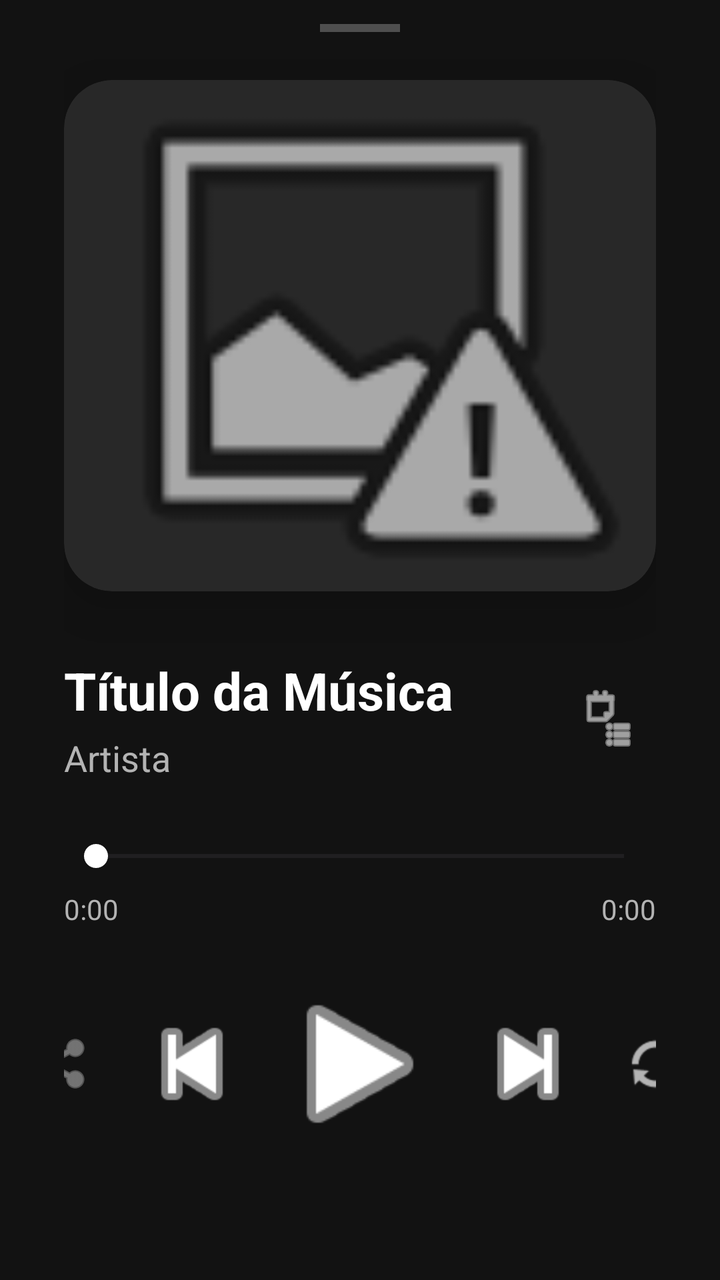
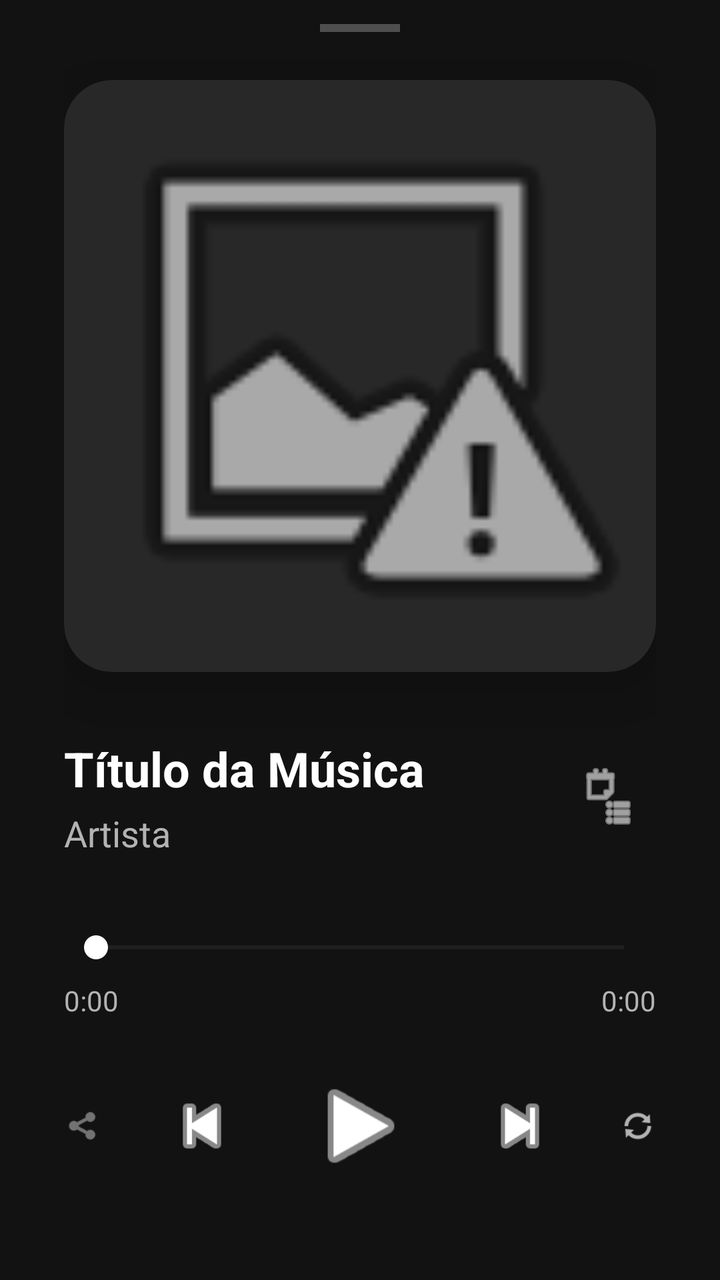

An Android layout rendered at two revisions. The XML below is the earlier revision; the diff shows what the commit changed to produce the second picture.
<!-- AndroidManifest.xml: application theme Theme.Lama -->
<!-- res/layout/modal_player.xml -->
<?xml version="1.0" encoding="utf-8"?>
<LinearLayout xmlns:android="http://schemas.android.com/apk/res/android"
    xmlns:app="http://schemas.android.com/apk/res-auto"
    android:layout_width="match_parent"
    android:layout_height="match_parent"
    android:orientation="vertical"
    android:background="#121212"
    android:paddingHorizontal="32dp"
    android:paddingTop="12dp"
    android:paddingBottom="40dp">

    <View
        android:layout_width="40dp"
        android:layout_height="4dp"
        android:background="#40FFFFFF"
        android:layout_gravity="center_horizontal"
        android:layout_marginBottom="24dp"/>

    
    <androidx.cardview.widget.CardView
        android:layout_width="match_parent"
        android:layout_height="0dp"
        android:layout_weight="1.5"
        app:cardCornerRadius="24dp"
        app:cardElevation="20dp"
        app:cardBackgroundColor="#282828"
        android:layout_marginBottom="32dp">

        <ImageView
            android:id="@+id/modalAlbumArt"
            android:layout_width="match_parent"
            android:layout_height="match_parent"
            android:scaleType="centerCrop"
            android:src="@android:drawable/ic_menu_report_image"/>
    </androidx.cardview.widget.CardView>

    
    <LinearLayout
        android:layout_width="match_parent"
        android:layout_height="wrap_content"
        android:orientation="horizontal"
        android:gravity="center_vertical"
        android:layout_marginBottom="16dp">

        <LinearLayout
            android:layout_width="0dp"
            android:layout_weight="1"
            android:layout_height="wrap_content"
            android:orientation="vertical">

            <TextView
                android:id="@+id/modalSongTitle"
                android:layout_width="wrap_content"
                android:layout_height="wrap_content"
                android:text="Título da Música"
                android:textColor="#FFFFFF"
                android:textSize="26sp"
                android:textStyle="bold"
                android:ellipsize="marquee"
                android:singleLine="true"/>

            <TextView
                android:id="@+id/modalArtistName"
                android:layout_width="wrap_content"
                android:layout_height="wrap_content"
                android:text="Artista"
                android:textColor="#B3B3B3"
                android:textSize="18sp"
                android:layout_marginTop="4dp"/>
        </LinearLayout>

        <ImageButton
            android:id="@+id/btnQueue"
            android:layout_width="48dp"
            android:layout_height="48dp"
            android:background="?attr/selectableItemBackgroundBorderless"
            android:src="@android:drawable/ic_menu_agenda"
            android:tint="#FFFFFF"/>
    </LinearLayout>

    
    <SeekBar
        android:id="@+id/modalSeekBar"
        android:layout_width="match_parent"
        android:layout_height="wrap_content"
        android:progressTint="#1DB954"
        android:thumbTint="#FFFFFF"
        android:paddingTop="12dp"
        android:paddingBottom="8dp"
        android:splitTrack="false"/>

    <RelativeLayout
        android:layout_width="match_parent"
        android:layout_height="wrap_content"
        android:layout_marginBottom="24dp">
        <TextView
            android:id="@+id/txtCurrentTime"
            android:layout_width="wrap_content"
            android:layout_height="wrap_content"
            android:text="0:00"
            android:textColor="#B3B3B3"
            android:textSize="14sp"
            android:layout_alignParentStart="true"/>
        <TextView
            android:id="@+id/txtTotalTime"
            android:layout_width="wrap_content"
            android:layout_height="wrap_content"
            android:text="0:00"
            android:textColor="#B3B3B3"
            android:textSize="14sp"
            android:layout_alignParentEnd="true"/>
    </RelativeLayout>

    
    <LinearLayout
        android:layout_width="match_parent"
        android:layout_height="wrap_content"
        android:orientation="horizontal"
        android:gravity="center"
        android:layout_marginBottom="24dp">

        <ImageButton
            android:id="@+id/btnShuffle"
            android:layout_width="48dp"
            android:layout_height="48dp"
            android:background="?attr/selectableItemBackgroundBorderless"
            android:src="@android:drawable/ic_menu_share"
            android:tint="#B3B3B3" />

        <ImageButton
            android:id="@+id/modalBtnPrev"
            android:layout_width="64dp"
            android:layout_height="64dp"
            android:layout_marginHorizontal="8dp"
            android:background="?attr/selectableItemBackgroundBorderless"
            android:src="@android:drawable/ic_media_previous"
            android:scaleType="fitCenter"
            android:tint="#FFFFFF"/>

        <ImageButton
            android:id="@+id/modalBtnPlayPause"
            android:layout_width="88dp"
            android:layout_height="88dp"
            android:background="?attr/selectableItemBackgroundBorderless"
            android:src="@android:drawable/ic_media_play"
            android:scaleType="fitCenter"
            android:tint="#FFFFFF"/>

        <ImageButton
            android:id="@+id/modalBtnNext"
            android:layout_width="64dp"
            android:layout_height="64dp"
            android:layout_marginHorizontal="8dp"
            android:background="?attr/selectableItemBackgroundBorderless"
            android:src="@android:drawable/ic_media_next"
            android:scaleType="fitCenter"
            android:tint="#FFFFFF"/>

        <ImageButton
            android:id="@+id/btnRepeat"
            android:layout_width="48dp"
            android:layout_height="48dp"
            android:background="?attr/selectableItemBackgroundBorderless"
            android:src="@android:drawable/ic_popup_sync"
            android:tint="#B3B3B3" />
    </LinearLayout>

</LinearLayout>
<!-- resources referenced by this layout -->
<resources>
  <style name="Theme.Lama" parent="Base.Theme.Lama" />
  <style name="Base.Theme.Lama" parent="Theme.Material3.DayNight.NoActionBar">
          
          
      </style>
</resources>

<!-- the commit's change to res/layout/modal_player.xml (unified diff, before → after) -->
@@ -1,30 +1,37 @@
 <?xml version="1.0" encoding="utf-8"?>
-<LinearLayout xmlns:android="http://schemas.android.com/apk/res/android"
+<androidx.constraintlayout.widget.ConstraintLayout xmlns:android="http://schemas.android.com/apk/res/android"
     xmlns:app="http://schemas.android.com/apk/res-auto"
+    xmlns:tools="http://schemas.android.com/tools"
     android:layout_width="match_parent"
-    android:layout_height="match_parent"
-    android:orientation="vertical"
+    android:layout_height="wrap_content"
     android:background="#121212"
     android:paddingHorizontal="32dp"
     android:paddingTop="12dp"
     android:paddingBottom="40dp">
 
     <View
+        android:id="@+id/dragHandle"
         android:layout_width="40dp"
         android:layout_height="4dp"
         android:background="#40FFFFFF"
-        android:layout_gravity="center_horizontal"
+        app:layout_constraintTop_toTopOf="parent"
+        app:layout_constraintStart_toStartOf="parent"
+        app:layout_constraintEnd_toEndOf="parent"
         android:layout_marginBottom="24dp"/>
 
     
     <androidx.cardview.widget.CardView
-        android:layout_width="match_parent"
+        android:id="@+id/cardAlbum"
+        android:layout_width="0dp"
         android:layout_height="0dp"
-        android:layout_weight="1.5"
         app:cardCornerRadius="24dp"
         app:cardElevation="20dp"
         app:cardBackgroundColor="#282828"
-        android:layout_marginBottom="32dp">
+        app:layout_constraintDimensionRatio="1:1"
+        app:layout_constraintTop_toBottomOf="@id/dragHandle"
+        app:layout_constraintStart_toStartOf="parent"
+        app:layout_constraintEnd_toEndOf="parent"
+        android:layout_marginTop="24dp">
 
         <ImageView
             android:id="@+id/modalAlbumArt"
@@ -35,95 +42,103 @@
     </androidx.cardview.widget.CardView>
 
     
-    <LinearLayout
-        android:layout_width="match_parent"
+    <TextView
+        android:id="@+id/modalSongTitle"
+        android:layout_width="0dp"
         android:layout_height="wrap_content"
-        android:orientation="horizontal"
-        android:gravity="center_vertical"
-        android:layout_marginBottom="16dp">
+        android:text="Título da Música"
+        android:textColor="#FFFFFF"
+        android:textSize="24sp"
+        android:textStyle="bold"
+        android:ellipsize="marquee"
+        android:singleLine="true"
+        app:layout_constraintTop_toBottomOf="@id/cardAlbum"
+        app:layout_constraintStart_toStartOf="parent"
+        app:layout_constraintEnd_toStartOf="@id/btnQueue"
+        android:layout_marginTop="32dp"
+        android:layout_marginEnd="16dp"/>
 
-        <LinearLayout
-            android:layout_width="0dp"
-            android:layout_weight="1"
-            android:layout_height="wrap_content"
-            android:orientation="vertical">
+    <TextView
+        android:id="@+id/modalArtistName"
+        android:layout_width="0dp"
+        android:layout_height="wrap_content"
+        android:text="Artista"
+        android:textColor="#B3B3B3"
+        android:textSize="18sp"
+        app:layout_constraintTop_toBottomOf="@id/modalSongTitle"
+        app:layout_constraintStart_toStartOf="parent"
+        app:layout_constraintEnd_toStartOf="@id/btnQueue"
+        android:layout_marginTop="4dp"
+        android:layout_marginEnd="16dp"/>
 
-            <TextView
-                android:id="@+id/modalSongTitle"
-                android:layout_width="wrap_content"
-                android:layout_height="wrap_content"
-                android:text="Título da Música"
-                android:textColor="#FFFFFF"
-                android:textSize="26sp"
-                android:textStyle="bold"
-                android:ellipsize="marquee"
-                android:singleLine="true"/>
-
-            <TextView
-                android:id="@+id/modalArtistName"
-                android:layout_width="wrap_content"
-                android:layout_height="wrap_content"
-                android:text="Artista"
-                android:textColor="#B3B3B3"
-                android:textSize="18sp"
-                android:layout_marginTop="4dp"/>
-        </LinearLayout>
-
-        <ImageButton
-            android:id="@+id/btnQueue"
-            android:layout_width="48dp"
-            android:layout_height="48dp"
-            android:background="?attr/selectableItemBackgroundBorderless"
-            android:src="@android:drawable/ic_menu_agenda"
-            android:tint="#FFFFFF"/>
-    </LinearLayout>
+    <ImageButton
+        android:id="@+id/btnQueue"
+        android:layout_width="48dp"
+        android:layout_height="48dp"
+        android:background="?attr/selectableItemBackgroundBorderless"
+        android:src="@android:drawable/ic_menu_agenda"
+        android:scaleType="fitCenter"
+        android:padding="8dp"
+        android:tint="#FFFFFF"
+        app:layout_constraintTop_toTopOf="@id/modalSongTitle"
+        app:layout_constraintBottom_toBottomOf="@id/modalArtistName"
+        app:layout_constraintEnd_toEndOf="parent"/>
 
     
     <SeekBar
         android:id="@+id/modalSeekBar"
-        android:layout_width="match_parent"
+        android:layout_width="0dp"
         android:layout_height="wrap_content"
         android:progressTint="#1DB954"
         android:thumbTint="#FFFFFF"
+        app:layout_constraintTop_toBottomOf="@id/modalArtistName"
+        app:layout_constraintStart_toStartOf="parent"
+        app:layout_constraintEnd_toEndOf="parent"
+        android:layout_marginTop="24dp"
         android:paddingTop="12dp"
         android:paddingBottom="8dp"
         android:splitTrack="false"/>
 
-    <RelativeLayout
-        android:layout_width="match_parent"
+    <TextView
+        android:id="@+id/txtCurrentTime"
+        android:layout_width="wrap_content"
         android:layout_height="wrap_content"
-        android:layout_marginBottom="24dp">
-        <TextView
-            android:id="@+id/txtCurrentTime"
-            android:layout_width="wrap_content"
-            android:layout_height="wrap_content"
-            android:text="0:00"
-            android:textColor="#B3B3B3"
-            android:textSize="14sp"
-            android:layout_alignParentStart="true"/>
-        <TextView
-            android:id="@+id/txtTotalTime"
-            android:layout_width="wrap_content"
-            android:layout_height="wrap_content"
-            android:text="0:00"
-            android:textColor="#B3B3B3"
-            android:textSize="14sp"
-            android:layout_alignParentEnd="true"/>
-    </RelativeLayout>
+        android:text="0:00"
+        android:textColor="#B3B3B3"
+        android:textSize="14sp"
+        app:layout_constraintTop_toBottomOf="@id/modalSeekBar"
+        app:layout_constraintStart_toStartOf="@id/modalSeekBar"/>
+
+    <TextView
+        android:id="@+id/txtTotalTime"
+        android:layout_width="wrap_content"
+        android:layout_height="wrap_content"
+        android:text="0:00"
+        android:textColor="#B3B3B3"
+        android:textSize="14sp"
+        app:layout_constraintTop_toBottomOf="@id/modalSeekBar"
+        app:layout_constraintEnd_toEndOf="@id/modalSeekBar"/>
 
     
     <LinearLayout
-        android:layout_width="match_parent"
-        android:layout_height="wrap_content"
+        android:id="@+id/controlsLayout"
+        android:layout_width="329dp"
+        android:layout_height="80dp"
+        android:layout_marginTop="16dp"
+        android:gravity="center"
         android:orientation="horizontal"
-        android:gravity="center"
-        android:layout_marginBottom="24dp">
+        app:layout_constraintBottom_toBottomOf="parent"
+        app:layout_constraintEnd_toEndOf="parent"
+        app:layout_constraintStart_toStartOf="parent"
+        app:layout_constraintTop_toBottomOf="@id/txtCurrentTime">
 
         <ImageButton
             android:id="@+id/btnShuffle"
-            android:layout_width="48dp"
-            android:layout_height="48dp"
+            android:layout_width="38dp"
+            android:layout_height="42dp"
             android:background="?attr/selectableItemBackgroundBorderless"
+            android:padding="10dp"
+            android:scaleType="fitCenter"
             android:src="@android:drawable/ic_menu_share"
             android:tint="#B3B3B3" />
 
@@ -133,18 +148,20 @@
             android:layout_height="64dp"
             android:layout_marginHorizontal="8dp"
             android:background="?attr/selectableItemBackgroundBorderless"
+            android:padding="12dp"
+            android:scaleType="fitCenter"
             android:src="@android:drawable/ic_media_previous"
-            android:scaleType="fitCenter"
-            android:tint="#FFFFFF"/>
+            android:tint="#FFFFFF" />
 
         <ImageButton
             android:id="@+id/modalBtnPlayPause"
-            android:layout_width="88dp"
-            android:layout_height="88dp"
+            android:layout_width="79dp"
+            android:layout_height="86dp"
             android:background="?attr/selectableItemBackgroundBorderless"
+            android:padding="12dp"
+            android:scaleType="fitCenter"
             android:src="@android:drawable/ic_media_play"
-            android:scaleType="fitCenter"
-            android:tint="#FFFFFF"/>
+            android:tint="#FFFFFF" />
 
         <ImageButton
             android:id="@+id/modalBtnNext"
@@ -152,17 +169,20 @@
             android:layout_height="64dp"
             android:layout_marginHorizontal="8dp"
             android:background="?attr/selectableItemBackgroundBorderless"
+            android:padding="12dp"
+            android:scaleType="fitCenter"
             android:src="@android:drawable/ic_media_next"
-            android:scaleType="fitCenter"
-            android:tint="#FFFFFF"/>
+            android:tint="#FFFFFF" />
 
         <ImageButton
             android:id="@+id/btnRepeat"
-            android:layout_width="48dp"
+            android:layout_width="38dp"
             android:layout_height="48dp"
             android:background="?attr/selectableItemBackgroundBorderless"
+            android:padding="10dp"
+            android:scaleType="fitCenter"
             android:src="@android:drawable/ic_popup_sync"
             android:tint="#B3B3B3" />
     </LinearLayout>
 
-</LinearLayout>
+</androidx.constraintlayout.widget.ConstraintLayout>
